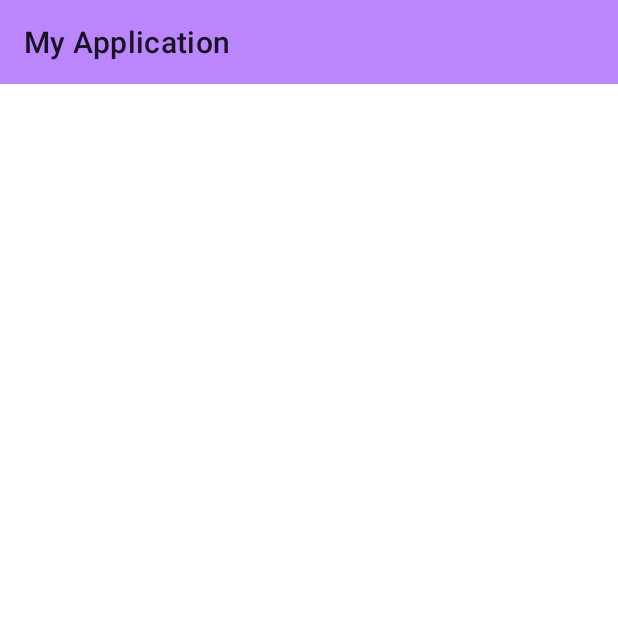
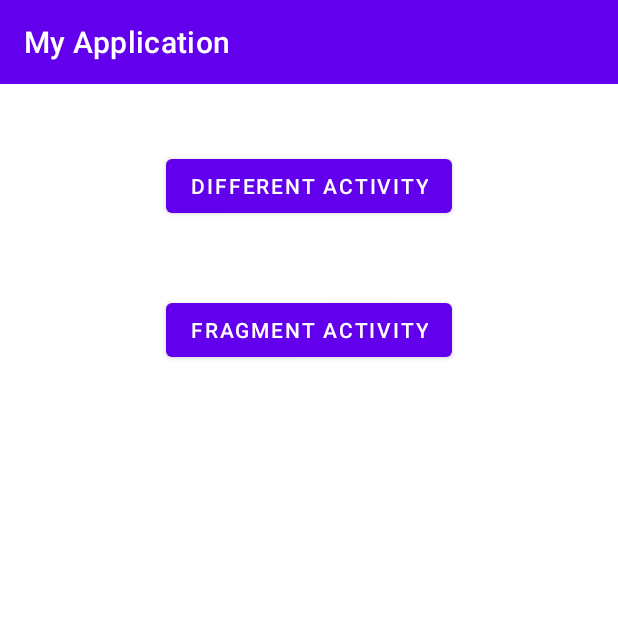
Before and after one commit to Tirth24052002/Android, an Android app: the screen it shows after launch (MainActivity), on a phone screen of 412 x 824 dp, the top half of it. Run offline under Robolectric (Android 15) with nearby library versions, the phone set to English and light mode, and no system bars.

Commit message:
activity and fragment life cycle

```diff
--- a/app/src/main/java/com/example/myapplication/MainActivity.java
+++ /dev/null
@@ -1,19 +0,0 @@
-package com.example.myapplication;
-
-import androidx.appcompat.app.AppCompatActivity;
-import androidx.appcompat.widget.Toolbar;
-
-import android.os.Bundle;
-
-
-public class MainActivity extends AppCompatActivity {
-
-    private Toolbar toolbar;
-    @Override
-    protected void onCreate(Bundle savedInstanceState) {
-        super.onCreate(savedInstanceState);
-        setContentView(R.layout.activity_main);
-        toolbar=findViewById(R.id.myTollBar);
-        setSupportActionBar(toolbar);
-    }
-}
--- /dev/null
+++ b/app/src/main/java/com/example/myapplication/MainActivity.kt
@@ -0,0 +1,35 @@
+package com.example.myapplication
+
+import android.content.Intent
+import android.os.Bundle
+import android.widget.Button
+import androidx.appcompat.app.AppCompatActivity
+import androidx.appcompat.widget.Toolbar
+import com.example.myapplication.activity.DifferentActivity
+import com.example.myapplication.fragment.FragmentActivity
+
+class MainActivity : AppCompatActivity() {
+    private var toolbar: Toolbar? = null
+    private lateinit var btnActivities: Button
+    private lateinit var btnFragments: Button
+    override fun onCreate(savedInstanceState: Bundle?) {
+        super.onCreate(savedInstanceState)
+        setContentView(R.layout.activity_main)
+        toolbar = findViewById(R.id.myTollBar)
+        setSupportActionBar(toolbar)
+        setUpButtons()
+    }
+
+    private fun setUpButtons() {
+        btnActivities = findViewById(R.id.btnActivities)
+        btnActivities.setOnClickListener {
+            val intent = Intent(this, DifferentActivity::class.java)
+            startActivity(intent)
+        }
+        btnFragments = findViewById(R.id.btnFragment)
+        btnFragments.setOnClickListener {
+            val intent = Intent(this, FragmentActivity::class.java)
+            startActivity(intent)
+        }
+    }
+}
--- /dev/null
+++ b/app/src/main/java/com/example/myapplication/fragment/DescriptionFragment.kt
@@ -0,0 +1,6 @@
+package com.example.myapplication.fragment
+
+import androidx.fragment.app.Fragment
+import com.example.myapplication.R
+
+class DescriptionFragment: Fragment(R.layout.fragment_description)
--- /dev/null
+++ b/app/src/main/java/com/example/myapplication/fragment/TitleFragment.kt
@@ -0,0 +1,6 @@
+package com.example.myapplication.fragment
+
+import androidx.fragment.app.Fragment
+import com.example.myapplication.R
+
+class TitleFragment: Fragment(R.layout.fragment_title)
--- a/app/src/main/res/layout/activity_main.xml
+++ b/app/src/main/res/layout/activity_main.xml
@@ -1,13 +1,38 @@
 <?xml version="1.0" encoding="utf-8"?>
-<androidx.constraintlayout.widget.ConstraintLayout xmlns:android="http://schemas.android.com/apk/res/android"
+<ScrollView xmlns:android="http://schemas.android.com/apk/res/android"
     xmlns:app="http://schemas.android.com/apk/res-auto"
     xmlns:tools="http://schemas.android.com/tools"
     android:layout_width="match_parent"
     android:layout_height="match_parent"
     tools:context=".MainActivity"
     >
+    <androidx.constraintlayout.widget.ConstraintLayout
+        android:layout_width="match_parent"
+        android:layout_height="match_parent">
     <include
         layout="@layout/appbar"
         />
 
-</androidx.constraintlayout.widget.ConstraintLayout>
+        <Button
+            android:id="@+id/btnActivities"
+            android:layout_width="wrap_content"
+            android:layout_height="wrap_content"
+            android:text="Different Activity"
+            app:layout_constraintStart_toStartOf="parent"
+            app:layout_constraintEnd_toEndOf="parent"
+            app:layout_constraintTop_toTopOf="parent"
+            android:layout_marginTop="100dp"/>
+
+        <Button
+            android:id="@+id/btnFragment"
+            android:layout_width="wrap_content"
+            android:layout_height="wrap_content"
+            android:layout_marginTop="96dp"
+            android:text="Fragment Activity"
+            app:layout_constraintEnd_toEndOf="@id/btnActivities"
+            app:layout_constraintHorizontal_bias="1.0"
+            app:layout_constraintStart_toStartOf="@id/btnActivities"
+            app:layout_constraintTop_toTopOf="@id/btnActivities" />
+    </androidx.constraintlayout.widget.ConstraintLayout>
+
+</ScrollView>
--- a/app/src/main/res/layout/appbar.xml
+++ b/app/src/main/res/layout/appbar.xml
@@ -1,9 +1,10 @@
 <?xml version="1.0" encoding="utf-8"?>
-    <androidx.appcompat.widget.Toolbar xmlns:android="http://schemas.android.com/apk/res/android"
-        android:layout_width="match_parent"
-        android:layout_height="?attr/actionBarSize"
-        android:id="@+id/myTollBar"
-        android:background="@color/purple_200"
-        android:theme="@style/ThemeOverlay.AppCompat.Light"
-        >
+<androidx.appcompat.widget.Toolbar xmlns:android="http://schemas.android.com/apk/res/android"
+    android:layout_width="match_parent"
+    xmlns:app="http://schemas.android.com/apk/res-auto"
+    app:titleTextColor="@color/white"
+    android:layout_height="?attr/actionBarSize"
+    android:id="@+id/myTollBar"
+    android:background="@color/purple_500"
+    android:theme="@style/ThemeOverlay.AppCompat.Light">
 </androidx.appcompat.widget.Toolbar>
--- a/app/src/main/res/values/strings.xml
+++ b/app/src/main/res/values/strings.xml
@@ -1,3 +1,6 @@
 <resources>
     <string name="app_name">My Application</string>
+    <string name="different_states_of_activity">Different States Of Activity</string>
+    <string name="fragment_2">Fragment 2</string>
+    <string name="fragment_1">Fragment 1</string>
 </resources>
--- a/build.gradle
+++ b/build.gradle
@@ -2,4 +2,5 @@
 plugins {
     id 'com.android.application' version '7.4.1' apply false
     id 'com.android.library' version '7.4.1' apply false
+    id 'org.jetbrains.kotlin.android' version '1.9.0' apply false
 }
```
Also changed, not shown: app/build.gradle (+5 -2 lines), app/src/main/AndroidManifest.xml (+9 -0 lines), app/src/main/java/com/example/myapplication/activity/AnotherActivity.kt (added, +41 -0 lines), app/src/main/java/com/example/myapplication/activity/DifferentActivity.kt (added, +59 -0 lines), app/src/main/java/com/example/myapplication/fragment/FragmentActivity.kt (added, +33 -0 lines), app/src/main/res/layout/activity_another.xml (added, +23 -0 lines), app/src/main/res/layout/activity_different.xml (added, +67 -0 lines), app/src/main/res/layout/activity_fragment.xml (added, +44 -0 lines), app/src/main/res/layout/fragment_description.xml (added, +22 -0 lines), app/src/main/res/layout/fragment_title.xml (added, +22 -0 lines).
